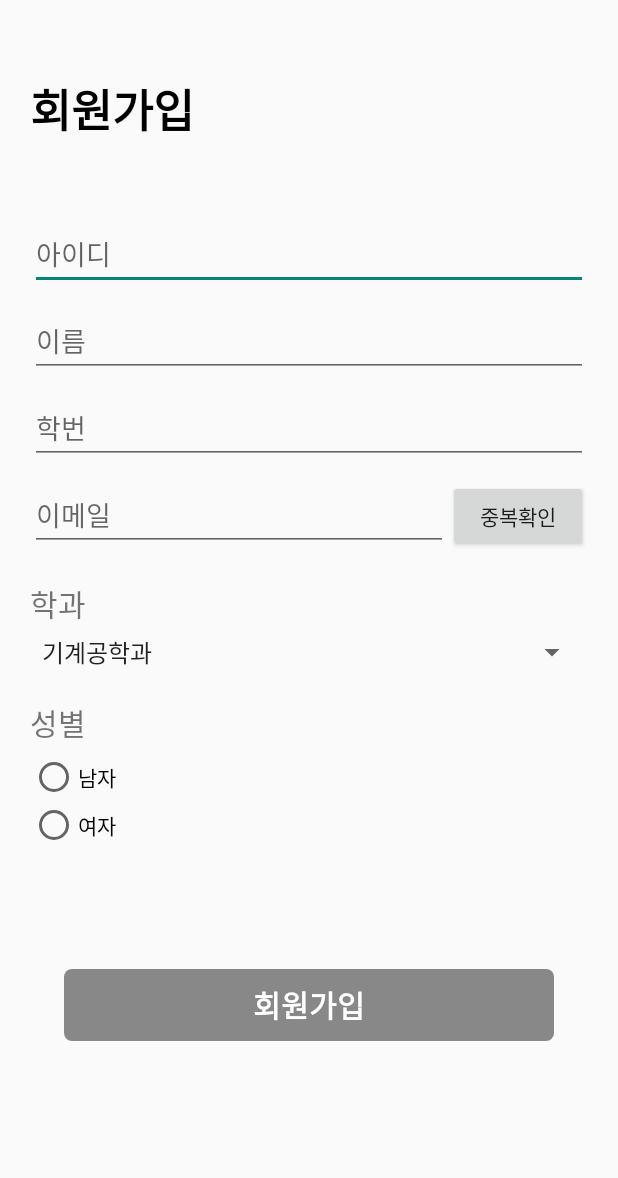
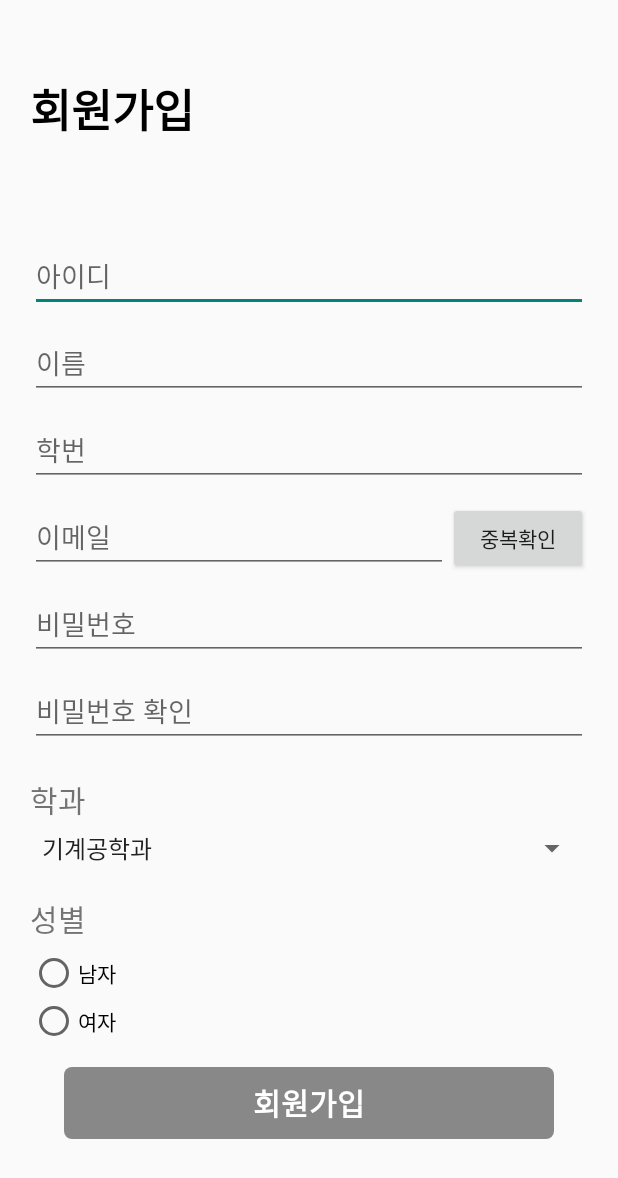
Before and after one commit to AjouWiki/Ajou-Wiki-Frontend, an Android app: the RegisterActivity screen opened directly, with no data from a screen before it, on a phone screen of 412 x 824 dp. Shown: the top 1178 px of the screen. Run offline under Robolectric (Android 15) with nearby library versions, the phone set to English and light mode, and no system bars.

Commit message:
Login, Register Complete.

```diff
--- a/app/src/main/java/com/ajoudb/ajouwiki/UserInfo.kt
+++ b/app/src/main/java/com/ajoudb/ajouwiki/UserInfo.kt
@@ -3,9 +3,8 @@ package com.ajoudb.ajouwiki
 import java.io.Serializable
 
 data class UserInfo (
-    var id: String?,
     var name: String?,
-    var studentNumber: String?,
+    var student_id: String?,
     var email: String?,
     var department: String?,
     var sex: String?
--- a/app/src/main/java/com/ajoudb/ajouwiki/activity/MyPageActivity.kt
+++ b/app/src/main/java/com/ajoudb/ajouwiki/activity/MyPageActivity.kt
@@ -18,7 +18,7 @@ class MyPageActivity : AppCompatActivity() {
         val userInfo = intent.intentSerializable("user_info", UserInfo::class.java) as UserInfo
 
         binding.myNameInput.text = userInfo.name
-        binding.myStudentNumberInput.text = userInfo.studentNumber
+        binding.myStudentNumberInput.text = userInfo.student_id
         binding.myDepartmertInput.text = userInfo.department
         binding.myEmailInput.text = userInfo.email
         if (userInfo.sex == "man")
--- a/app/src/main/java/com/ajoudb/ajouwiki/network/retrofit/RetrofitWork.kt
+++ b/app/src/main/java/com/ajoudb/ajouwiki/network/retrofit/RetrofitWork.kt
@@ -1,5 +1,6 @@
 package com.ajoudb.ajouwiki.network.retrofit
 
+import android.util.Log
 import com.ajoudb.ajouwiki.UserInfo
 import com.ajoudb.ajouwiki.network.checkemail.CheckEmailRequestBody
 import com.ajoudb.ajouwiki.network.checkemail.CheckEmailResponseBody
@@ -74,8 +75,9 @@ class RetrofitWork {
                     if (response.isSuccessful) {
                         val result = response.body()
                         val statusCode = result?.status
+                        Log.d("statuscode", "$statusCode")
                         if (statusCode == "200") onSuccessful()
-                        else if (statusCode == "403") onFailure(1)
+                        else onFailure(1)
                     }
                 }
                 override fun onFailure(call: Call<SignUpResponseBody>, t: Throwable) {
--- a/app/src/main/java/com/ajoudb/ajouwiki/network/signup/SignUpService.kt
+++ b/app/src/main/java/com/ajoudb/ajouwiki/network/signup/SignUpService.kt
@@ -7,6 +7,6 @@ import retrofit2.http.POST
 
 interface SignUpService {
     @Headers("Content-Type: application/json")
-    @POST("users")
+    @POST("users/")
     fun signUpUserByEnqueue(@Body userInfo: SignUpRequestBody): Call<SignUpResponseBody>
 }
--- a/app/src/main/res/layout/activity_register.xml
+++ b/app/src/main/res/layout/activity_register.xml
@@ -18,18 +18,30 @@
         app:layout_constraintStart_toStartOf="parent"
         app:layout_constraintTop_toTopOf="parent"/>
 
+    <ScrollView
+        android:id="@+id/register_scrollview"
+        android:layout_width="match_parent"
+        android:layout_height="wrap_content"
+        android:layout_marginTop="50dp"
+        app:layout_constraintEnd_toEndOf="parent"
+        app:layout_constraintStart_toStartOf="parent"
+        app:layout_constraintTop_toBottomOf="@id/register_title"
+        app:layout_constraintBottom_toTopOf="@id/register_button">
+
+        <LinearLayout
+            android:layout_width="match_parent"
+            android:layout_height="wrap_content"
+            android:orientation="vertical">
+
             <EditText
                 android:id="@+id/register_id"
                 android:layout_width="match_parent"
                 android:layout_height="wrap_content"
-        android:layout_marginTop="50dp"
                 android:hint="@string/text_id"
                 android:inputType="text"
                 app:layout_constraintEnd_toEndOf="parent"
                 app:layout_constraintStart_toStartOf="parent"
-        app:layout_constraintTop_toBottomOf="@id/register_title"
                 android:importantForAutofill="no" />
-
             <EditText
                 android:id="@+id/register_name"
                 android:layout_width="match_parent"
@@ -41,7 +53,6 @@
                 app:layout_constraintStart_toStartOf="parent"
                 app:layout_constraintTop_toBottomOf="@id/register_id"
                 android:importantForAutofill="no" />
-
             <EditText
                 android:id="@+id/register_student_number"
                 android:layout_width="match_parent"
@@ -53,7 +64,6 @@
                 app:layout_constraintStart_toStartOf="parent"
                 app:layout_constraintTop_toBottomOf="@id/register_name"
                 android:importantForAutofill="no" />
-
 
             <LinearLayout
                 android:id="@+id/register_email"
@@ -83,6 +93,31 @@
 
             </LinearLayout>
 
+            <EditText
+                android:id="@+id/register_password"
+                android:layout_width="match_parent"
+                android:layout_height="wrap_content"
+                android:layout_marginTop="10dp"
+                android:hint="@string/text_password"
+                android:inputType="textPassword"
+                app:layout_constraintEnd_toEndOf="parent"
+                app:layout_constraintStart_toStartOf="parent"
+                app:layout_constraintTop_toBottomOf="@id/register_email"
+                android:importantForAutofill="no" />
+
+            <EditText
+                android:id="@+id/register_password_check"
+                android:layout_width="match_parent"
+                android:layout_height="wrap_content"
+                android:layout_marginTop="10dp"
+                android:hint="@string/text_password_check"
+                android:inputType="textPassword"
+                app:layout_constraintEnd_toEndOf="parent"
+                app:layout_constraintStart_toStartOf="parent"
+                app:layout_constraintTop_toBottomOf="@id/register_password"
+                android:importantForAutofill="no" />
+
+
             <TextView
                 android:id="@+id/register_department_textview"
                 android:layout_width="match_parent"
@@ -92,7 +127,7 @@
                 android:textSize="20sp"
                 app:layout_constraintEnd_toEndOf="parent"
                 app:layout_constraintStart_toStartOf="parent"
-        app:layout_constraintTop_toBottomOf="@id/register_email"/>
+                app:layout_constraintTop_toBottomOf="@id/register_password_check"/>
 
             <Spinner
                 android:id="@+id/register_department_spinner"
@@ -136,6 +171,10 @@
                     android:layout_height="wrap_content"
                     android:text="@string/text_female" />
             </RadioGroup>
+        </LinearLayout>
+
+    </ScrollView>
+
 
     <Button
         android:id="@+id/register_button"
@@ -153,7 +192,7 @@
         app:layout_constraintStart_toStartOf="parent"
         app:layout_constraintBottom_toBottomOf="parent"
         app:layout_constraintEnd_toEndOf="parent"
-        app:layout_constraintTop_toBottomOf="@id/register_sex_radio" />
+        app:layout_constraintTop_toBottomOf="@id/register_scrollview" />
 
 
 </androidx.constraintlayout.widget.ConstraintLayout>
--- a/app/src/main/res/values/strings.xml
+++ b/app/src/main/res/values/strings.xml
@@ -32,5 +32,10 @@
     <string name="text_login_failure">로그인 실패</string>
     <string name="text_network_check">네트워크를 확인해주세요</string>
     <string name="text_id">아이디</string>
+    <string name="text_password">비밀번호</string>
+    <string name="text_password_check">비밀번호 확인</string>
+    <string name="text_check_password">비밀번호 확인</string>
+    <string name="text_not_equal_password">비밀번호가 일치하지 않습니다</string>
+    <string name="text_try_again">다시 시도해주세요</string>
 
 </resources>
```
Also changed, not shown: app/src/main/java/com/ajoudb/ajouwiki/activity/RegisterActivity.kt (+18 -9 lines), app/src/main/java/com/ajoudb/ajouwiki/network/signup/SignUpRequestBody.kt (+7 -3 lines). Lines whose indentation alone changed are shown as unchanged.
